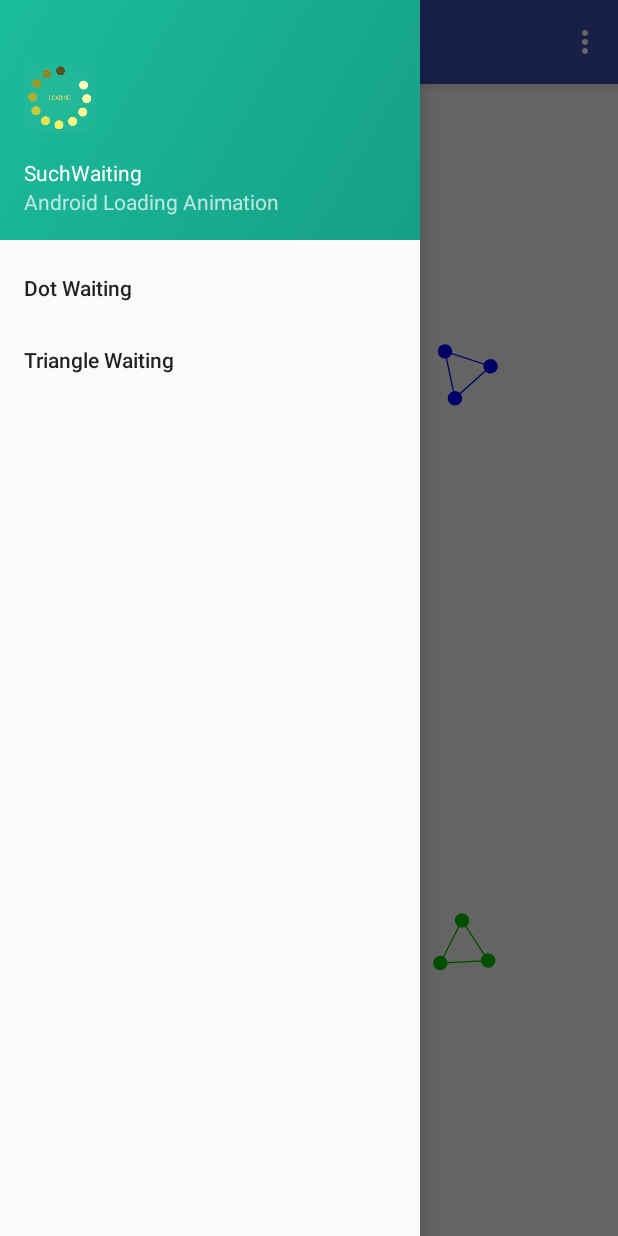
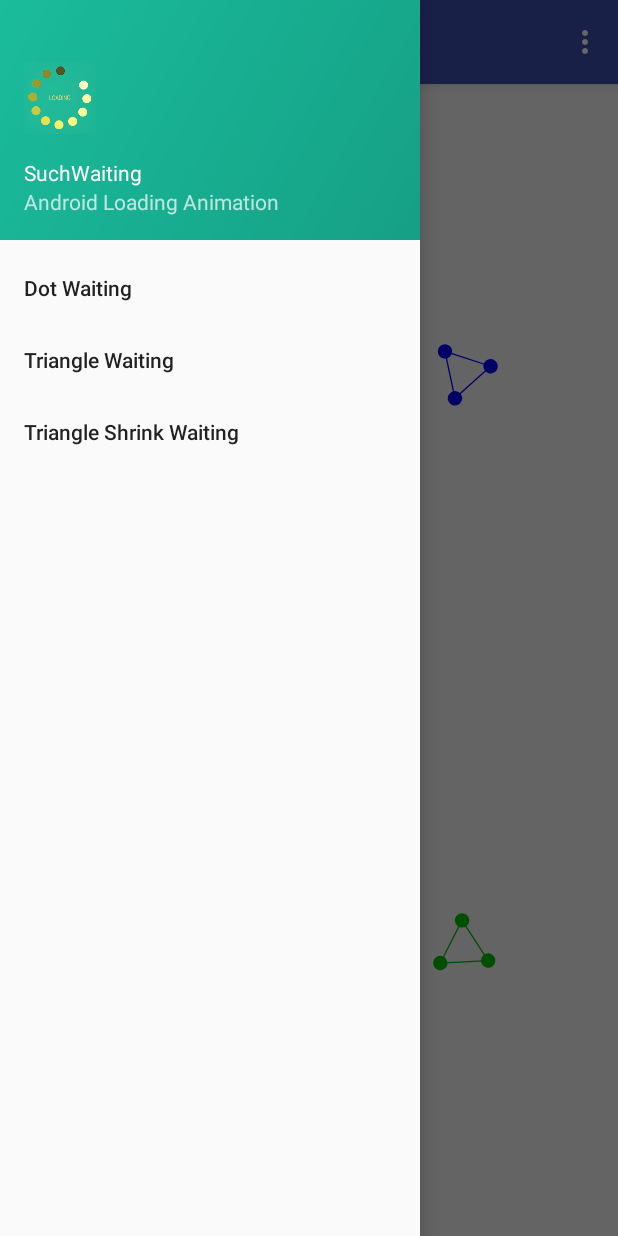
Before and after one commit to kapaseker/SuchWaiting, an Android app: the fragment TriangleFragment placed in its activity, with the side drawer open, on a phone screen of 412 x 824 dp. Run offline under Robolectric (Android 15) with nearby library versions, the phone set to English and light mode, and no system bars.

Commit message:
重新调整了整个Sample架构，通过继承更简单的展示sample

```diff
--- /dev/null
+++ b/app/src/main/java/azalea/com/suchwating/sample/FiveLoadRenderFragment.java
@@ -0,0 +1,39 @@
+package azalea.com.suchwating.sample;
+
+import android.os.Bundle;
+import android.support.annotation.Nullable;
+import android.view.View;
+import android.widget.ImageView;
+
+import com.azalea.suchwaiting.loadingimplemention.BaseLoadingRender;
+import com.azalea.suchwaiting.wrapper_drawable.LoadingDrawable;
+
+import azalea.com.suchwating.BaseFragment;
+import azalea.com.suchwating.R;
+
+
+/**
+ * base five loading render sample
+ */
+public abstract class FiveLoadRenderFragment extends BaseFragment {
+	@Override
+	protected int getLayoutResource() {
+		return R.layout.frag_color_line_dot;
+	}
+
+	@Override
+	public void onViewCreated(View view, @Nullable Bundle savedInstanceState) {
+		super.onViewCreated(view, savedInstanceState);
+
+		((ImageView) view.findViewById(R.id.img_1)).setImageDrawable(new LoadingDrawable(getFiveLoadingRender()[0]));
+        ((ImageView) view.findViewById(R.id.img_2)).setImageDrawable(new LoadingDrawable(getFiveLoadingRender()[1]));
+        ((ImageView) view.findViewById(R.id.img_3)).setImageDrawable(new LoadingDrawable(getFiveLoadingRender()[2]));
+        ((ImageView) view.findViewById(R.id.img_4)).setImageDrawable(new LoadingDrawable(getFiveLoadingRender()[3]));
+        ((ImageView) view.findViewById(R.id.img_5)).setImageDrawable(new LoadingDrawable(getFiveLoadingRender()[4]));
+	}
+
+	/**
+	 * you must implements this to give me five loading render, it will show im imageView
+	 */
+	protected abstract BaseLoadingRender[] getFiveLoadingRender();
+}
--- a/app/src/main/java/azalea/com/suchwating/sample/TriangleFragment.java
+++ b/app/src/main/java/azalea/com/suchwating/sample/TriangleFragment.java
@@ -1,35 +1,24 @@
 package azalea.com.suchwating.sample;
 
 import android.graphics.Color;
-import android.os.Bundle;
-import android.support.annotation.Nullable;
-import android.view.View;
-import android.widget.ImageView;
 
+import com.azalea.suchwaiting.loadingimplemention.BaseLoadingRender;
 import com.azalea.suchwaiting.loadingimplemention.triangle.TriangleDotRender;
-import com.azalea.suchwaiting.wrapper_drawable.LoadingDrawable;
 
-import azalea.com.suchwating.BaseFragment;
-import azalea.com.suchwating.R;
 
 /**
- * Created by Panoo on 2017/4/23.
+ * 普通三角形sample
  */
+public class TriangleFragment extends FiveLoadRenderFragment {
 
-public class TriangleFragment extends BaseFragment {
-    @Override
-    protected int getLayoutResource() {
-        return R.layout.frag_color_line_dot;
-    }
-
-    @Override
-    public void onViewCreated(View view, @Nullable Bundle savedInstanceState) {
-        super.onViewCreated(view, savedInstanceState);
-
-        ((ImageView) view.findViewById(R.id.img_1)).setImageDrawable(new LoadingDrawable(new TriangleDotRender()));
-        ((ImageView) view.findViewById(R.id.img_2)).setImageDrawable(new LoadingDrawable(new TriangleDotRender(3000L, Color.BLUE)));
-        ((ImageView) view.findViewById(R.id.img_3)).setImageDrawable(new LoadingDrawable(new TriangleDotRender(Color.RED)));
-        ((ImageView) view.findViewById(R.id.img_4)).setImageDrawable(new LoadingDrawable(new TriangleDotRender(2000L, Color.parseColor("#00c300"))));
-        ((ImageView) view.findViewById(R.id.img_5)).setImageDrawable(new LoadingDrawable(new TriangleDotRender(Color.YELLOW)));
-    }
+	@Override
+	protected BaseLoadingRender[] getFiveLoadingRender() {
+		return new BaseLoadingRender[]{
+				new TriangleDotRender(),
+				new TriangleDotRender(3000L, Color.BLUE),
+				new TriangleDotRender(Color.RED),
+				new TriangleDotRender(2000L, Color.parseColor("#00c300")),
+				new TriangleDotRender(Color.YELLOW),
+		};
+	}
 }
--- a/app/src/main/res/menu/activity_sample_drawer.xml
+++ b/app/src/main/res/menu/activity_sample_drawer.xml
@@ -8,6 +8,9 @@
         <item
             android:id="@+id/navi_triangle"
             android:title="@string/menu_item_triangle_waiting"/>
+        <item
+            android:id="@+id/navi_triangleshrink"
+            android:title="@string/menu_item_triangleshrink_waiting"/>
     </group>
 
 </menu>
--- a/app/src/main/res/values/strings.xml
+++ b/app/src/main/res/values/strings.xml
@@ -11,4 +11,5 @@
     <string name="menu_item_index">Index</string>
     <string name="menu_item_dot_waiting">Dot Waiting</string>
     <string name="menu_item_triangle_waiting">Triangle Waiting</string>
+    <string name="menu_item_triangleshrink_waiting">Triangle Shrink Waiting</string>
 </resources>
--- a/suchwaiting/src/main/java/com/azalea/suchwaiting/loadingimplemention/triangle/TriangleDotRender.java
+++ b/suchwaiting/src/main/java/com/azalea/suchwaiting/loadingimplemention/triangle/TriangleDotRender.java
@@ -10,10 +10,10 @@ import android.view.animation.LinearInterpolator;
 
 import com.azalea.suchwaiting.loadingimplemention.BaseLoadingRender;
 
+
 /**
- * Created by Panoo on 2017/4/23.
+ * triangle dot render
  */
-
 public class TriangleDotRender extends BaseLoadingRender implements ValueAnimator.AnimatorUpdateListener {
 
 	private Paint mPaint = new Paint();
@@ -65,7 +65,7 @@ public class TriangleDotRender extends BaseLoadingRender implements ValueAnimato
 	public void draw(@NonNull Canvas canvas) {
 
 		if (mAnimator == null) {
-			mAnimator = new ValueAnimator().ofInt(0, 360);
+			mAnimator = ValueAnimator.ofInt(0, 360);
 			mAnimator.setDuration(mRotateDuration);
 			mAnimator.setRepeatCount(ValueAnimator.INFINITE);
 			mAnimator.setInterpolator(new LinearInterpolator());
```
Also changed, not shown: app/src/main/java/azalea/com/suchwating/SampleActivity.java (+7 -2 lines), app/src/main/java/azalea/com/suchwating/sample/ColorLineDotFragment.java (+12 -23 lines), app/src/main/java/azalea/com/suchwating/sample/TriangleShrinkDotFragment.java (added, +22 -0 lines), suchwaiting/src/main/java/com/azalea/suchwaiting/loadingimplemention/triangle/TriangleShrinkDotRender.java (renamed from suchwaiting/src/main/java/com/azalea/suchwaiting/loadingimplemention/triangle/TriangleShinkDotRender.java, +8 -8 lines).
